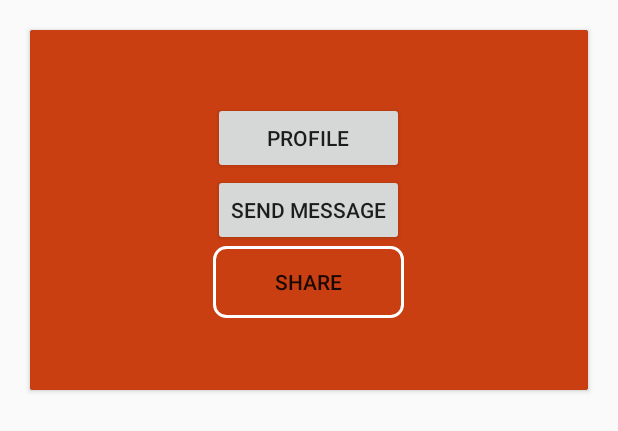
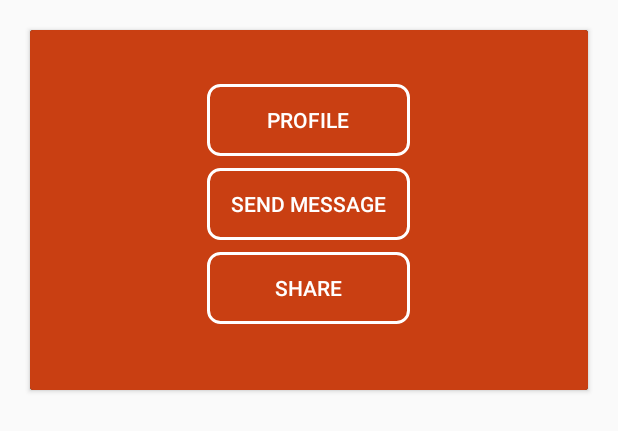
Before and after one commit to mavenium/User.Profile.Card, an Android app: the layout layout_user_profile.xml on its own in the app's theme, with its tools: preview values and no code run, on a phone screen of 412 x 824 dp. Shown: the top 431 px of the screen. Run offline under Robolectric (Android 15) with nearby library versions, the phone set to English and light mode, and no system bars.

Commit message:
FIX buttons custom style

```diff
--- a/app/src/main/res/layout/layout_user_profile.xml
+++ b/app/src/main/res/layout/layout_user_profile.xml
@@ -37,21 +37,17 @@
 
                     <androidx.appcompat.widget.AppCompatButton
                         android:id="@+id/layout_user_profile_button_one"
-                        android:layout_width="match_parent"
-                        android:layout_height="wrap_content"
+                        style="@style/user_cover_buttons_style"
                         android:text="@string/user_profile_button_one_text"/>
 
                     <androidx.appcompat.widget.AppCompatButton
                         android:id="@+id/layout_user_profile_button_two"
-                        android:layout_width="match_parent"
-                        android:layout_height="wrap_content"
+                        style="@style/user_cover_buttons_style"
                         android:text="@string/user_profile_button_two_text"/>
 
                     <androidx.appcompat.widget.AppCompatButton
                         android:id="@+id/layout_user_profile_button_tre"
-                        android:layout_width="match_parent"
-                        android:layout_height="wrap_content"
-                        android:background="@drawable/user_cover_buttons_bg"
+                        style="@style/user_cover_buttons_style"
                         android:text="@string/user_profile_button_tre_text"/>
 
                 </androidx.appcompat.widget.LinearLayoutCompat>
--- a/app/src/main/res/values/styles.xml
+++ b/app/src/main/res/values/styles.xml
@@ -8,4 +8,16 @@
         <item name="colorAccent">@color/colorAccent</item>
     </style>
 
+    <style name="user_cover_buttons_style" parent="Widget.AppCompat.Button.Borderless">
+        <item name="android:layout_width">match_parent</item>
+        <item name="android:layout_height">wrap_content</item>
+        <item name="android:layout_marginBottom">8dp</item>
+        <item name="android:paddingRight">16dp</item>
+        <item name="android:paddingLeft">16dp</item>
+        <item name="android:layout_gravity">center</item>
+        <item name="android:gravity">center</item>
+        <item name="android:textColor">@android:color/white</item>
+        <item name="android:background">@drawable/user_cover_buttons_bg</item>
+    </style>
+
 </resources>
```
